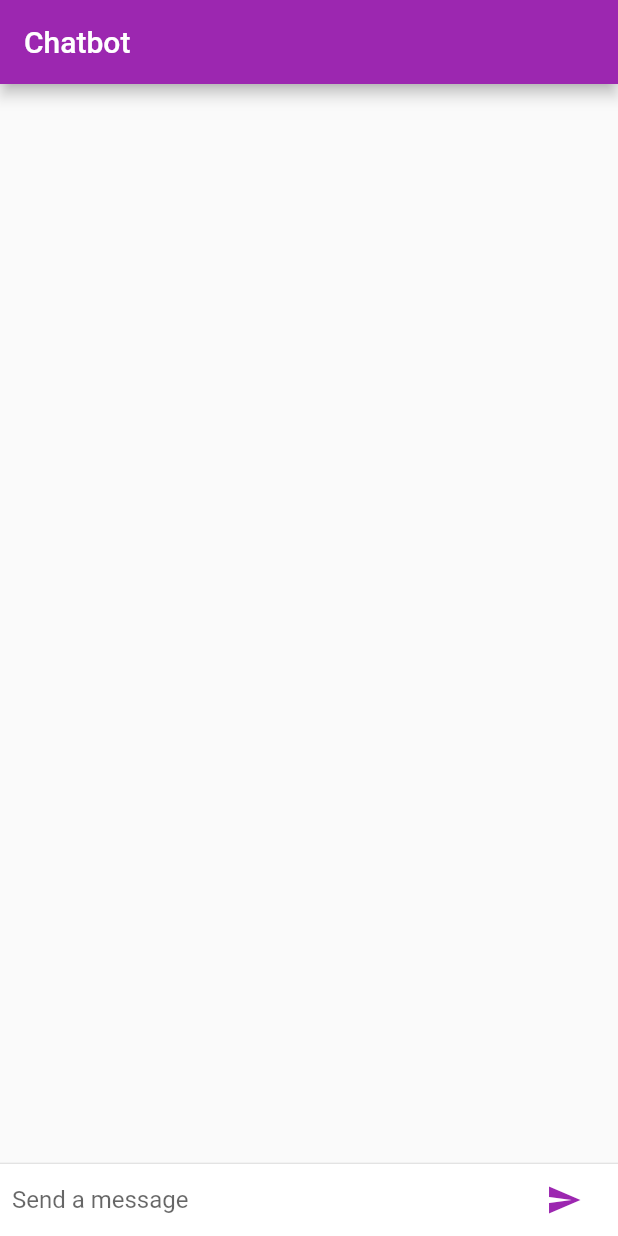
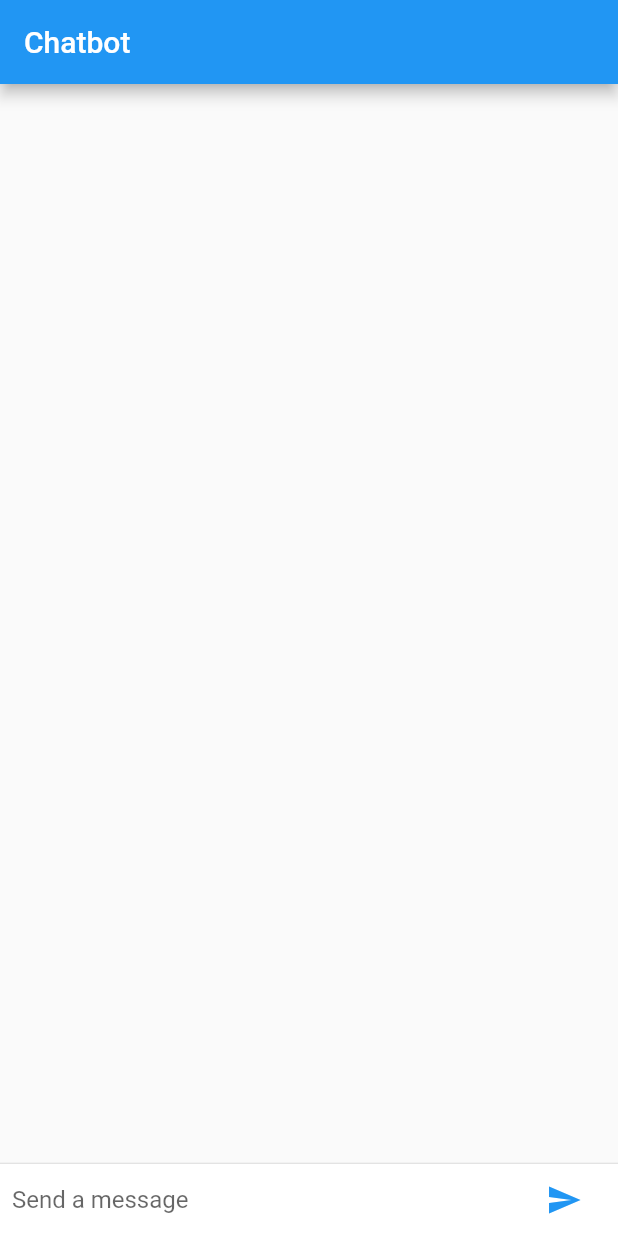
Before and after one commit to reham611/chatgpt, a Flutter app: the screen it shows after launch, on a phone screen of 412 x 824 dp. Run offline on Flutter 3.47's test engine with Material 2 defaults, Android fonts, the phone set to English and light mode, and no system bars.

Commit message:
if we don't

```diff
--- a/chatgpt/chatgpt/lib/main.dart
+++ b/chatgpt/chatgpt/lib/main.dart
@@ -12,7 +12,7 @@ class MyApp extends StatelessWidget {
     return MaterialApp(
       title: 'Chatbot',
       theme: ThemeData(
-        primarySwatch: Colors.purple,
+        //primarySwatch: Colors.purple,
         visualDensity: VisualDensity.adaptivePlatformDensity,
       ),
       home: ChatbotScreen(),
```
